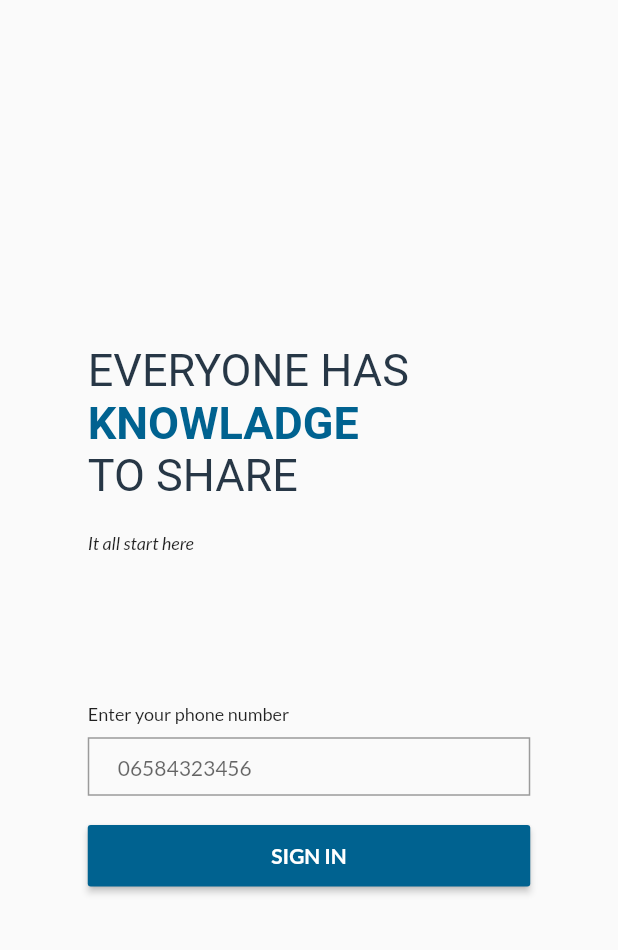
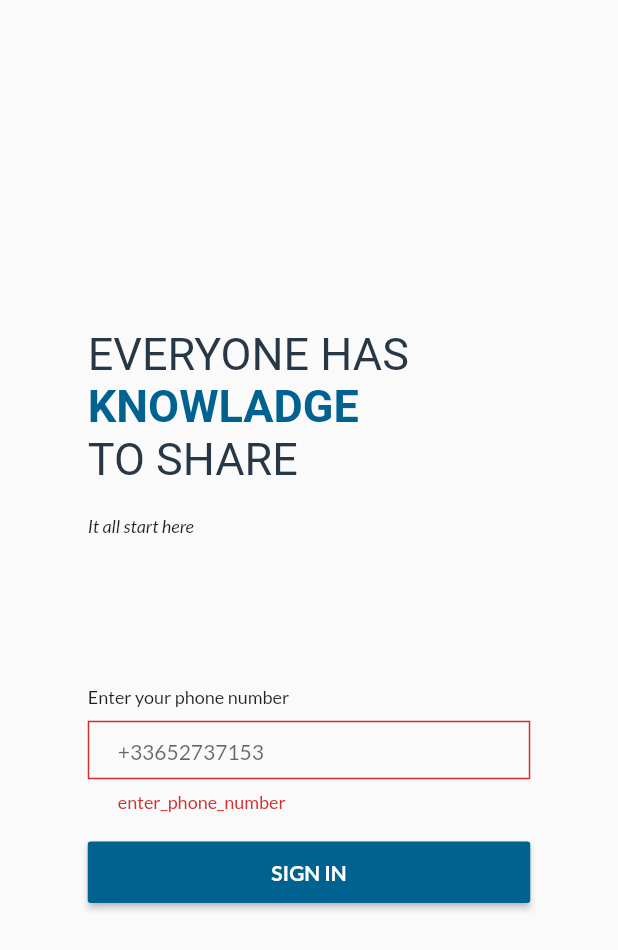
Before and after one commit to bynicodevelop/ulearn, a Flutter app: the Auth screen opened directly, after a tap on "SIGN IN", on a phone screen of 412 x 824 dp. Shown: the top 950 px of the screen. Run offline on Flutter 3.47's test engine with Material 2 defaults, Android fonts, the phone set to English and light mode, and no system bars; our stand-ins replace firebase_auth, firebase_core, google_fonts; accounts and stored records are empty.

Commit message:
Début de l'intégration de firebase auth

```diff
--- a/lib/screens/auth/auth.dart
+++ b/lib/screens/auth/auth.dart
@@ -1,5 +1,7 @@
 import 'package:flutter/material.dart';
+import 'package:leadee/services/auth.dart';
 import 'package:leadee/share/palette.dart';
+import 'package:leadee/widgets/input.dart';
 
 class Auth extends StatefulWidget {
   Auth({Key key}) : super(key: key);
@@ -9,15 +11,48 @@ class Auth extends StatefulWidget {
 }
 
 class _AuthState extends State<Auth> {
+  final _formKey = GlobalKey<FormState>();
+
+  String _phone;
+  String _code;
   @override
   Widget build(BuildContext context) {
-    return SafeArea(
-      child: Scaffold(
-        body: Column(
-          mainAxisAlignment: MainAxisAlignment.center,
+    AuthService _authService = AuthService();
+
+    // Function dialog = (String verificationId, [int forceResendingToken]) {
+    //   showDialog(
+    //       context: context,
+    //       builder: (context) => AlertDialog(
+    //             title: Text('Enter SMS Code'),
+    //             content: Column(
+    //               children: [
+    //                 Input(
+    //                   label: 'Enter your code',
+    //                   placehoder: '123456',
+    //                   onChange: (val) => _code = val,
+    //                 )
+    //               ],
+    //             ),
+    //             actions: [
+    //               FlatButton(
+    //                   onPressed: () {
+    //                     _authService.auth(verificationId, _code);
+    //                   },
+    //                   child: Text('Validate'))
+    //             ],
+    //           ));
+    // };
+
+    // _authService.addCodeSentCb(dialog);
+
+    return Scaffold(
+        body: SafeArea(
+      child: Center(
+        child: SingleChildScrollView(
+          scrollDirection: Axis.vertical,
+          child: Column(
             children: [
-            Center(
-              child: Container(
+              Container(
                 constraints: BoxConstraints(
                     maxWidth: 295.0, minWidth: 150.0, minHeight: 50.0),
                 child: Column(
@@ -54,27 +89,16 @@ class _AuthState extends State<Auth> {
                       height: 100.0,
                     ),
                     Form(
+                        key: _formKey,
                         child: Column(
                           crossAxisAlignment: CrossAxisAlignment.start,
                           children: [
-                        Text(
-                          'Enter your phone number',
-                          style: TextStyle(fontSize: 12),
-                        ),
-                        SizedBox(
-                          height: 9.0,
-                        ),
-                        TextField(
-                          decoration: InputDecoration(
-                              contentPadding: EdgeInsets.symmetric(
-                                  vertical: 10.0, horizontal: 20.0),
-                              isDense: true,
-                              hintText: '06584323456',
-                              hintStyle: TextStyle(fontSize: 14),
-                              border: OutlineInputBorder(
-                                borderRadius: BorderRadius.zero,
-                                borderSide: BorderSide(color: Palette.grey[50]),
-                              )),
+                            Input(
+                              label: 'Enter your phone number',
+                              placehoder: '+33652737153',
+                              onChange: (val) => _phone = val,
+                              validator: (value) =>
+                                  value.isEmpty ? 'enter_phone_number' : null,
                             ),
                             SizedBox(
                               height: 16,
@@ -82,7 +106,9 @@ class _AuthState extends State<Auth> {
                             MaterialButton(
                               padding: EdgeInsets.symmetric(vertical: 12),
                               minWidth: double.infinity,
-                          onPressed: () => {},
+                              onPressed: () {
+                                if (_formKey.currentState.validate()) {}
+                              },
                               child: Text(
                                 'Sign In'.toUpperCase(),
                                 style: TextStyle(
@@ -96,11 +122,11 @@ class _AuthState extends State<Auth> {
                         ))
                   ],
                 ),
-              ),
               )
             ],
           ),
         ),
-    );
+      ),
+    ));
   }
 }
--- /dev/null
+++ b/lib/services/auth.dart
@@ -0,0 +1,43 @@
+import 'package:firebase_auth/firebase_auth.dart';
+
+class AuthService {
+  final FirebaseAuth _auth = FirebaseAuth.instance;
+  Function codeSent;
+
+  AuthService({this.codeSent});
+
+  addCodeSentCb(Function codeSent) {
+    this.codeSent = codeSent;
+  }
+
+  Future<void> registerWithPhone(String phone) async {
+    _auth.verifyPhoneNumber(
+        phoneNumber: phone,
+        timeout: Duration(seconds: 60),
+        verificationCompleted: (AuthCredential authCredential) {
+          print(authCredential);
+        },
+        verificationFailed: (FirebaseAuthException authException) {
+          print(authException.message);
+        },
+        codeSent:
+            codeSent, //(String verificationId, [int forceResendingToken]) {
+        //print('verificationId: ${verificationId}');
+        //show dialog to take input from the user
+        //},
+        codeAutoRetrievalTimeout: (String verificationId) {
+          verificationId = verificationId;
+          print(verificationId);
+          print("Timout");
+        });
+  }
+
+  // Future<void> auth(String verificationId, String smsCode) async {
+  //   AuthCredential _credential = PhoneAuthProvider.credential(
+  //       verificationId: verificationId, smsCode: smsCode);
+  //   _auth
+  //       .signInWithCredential(_credential)
+  //       .then((value) => print(value))
+  //       .catchError(print);
+  // }
+}
--- /dev/null
+++ b/lib/widgets/input.dart
@@ -0,0 +1,48 @@
+import 'package:flutter/material.dart';
+import 'package:leadee/share/palette.dart';
+
+class Input extends StatelessWidget {
+  final String label;
+  final String placehoder;
+  Function onChange;
+  Function validator;
+
+  Input({Key key, this.label, this.placehoder, this.onChange, this.validator})
+      : super(key: key);
+
+  @override
+  Widget build(BuildContext context) {
+    return Container(
+      child: Column(
+        crossAxisAlignment: CrossAxisAlignment.start,
+        children: [
+          Text(
+            label,
+            style: TextStyle(fontSize: 12),
+          ),
+          SizedBox(
+            height: 9.0,
+          ),
+          TextFormField(
+            onChanged: onChange,
+            validator: validator,
+            decoration: InputDecoration(
+                contentPadding:
+                    EdgeInsets.symmetric(vertical: 10.0, horizontal: 20.0),
+                isDense: true,
+                hintText: placehoder,
+                hintStyle: TextStyle(fontSize: 14),
+                focusedBorder: OutlineInputBorder(
+                  borderRadius: BorderRadius.zero,
+                  borderSide: BorderSide(color: Palette.grey[50]),
+                ),
+                border: OutlineInputBorder(
+                  borderRadius: BorderRadius.zero,
+                  borderSide: BorderSide(color: Palette.grey[50]),
+                )),
+          ),
+        ],
+      ),
+    );
+  }
+}
--- a/pubspec.yaml
+++ b/pubspec.yaml
@@ -24,6 +24,8 @@ dependencies:
   flutter:
     sdk: flutter
   google_fonts: ^1.1.0
+  firebase_core: ^0.5.0
+  firebase_auth: ^0.18.0+1
 
 
   # The following adds the Cupertino Icons font to your application.
```
Also changed, not shown: lib/main.dart (+8 -3 lines), pubspec.lock, 5 other files. Lines whose indentation alone changed are shown as unchanged.
